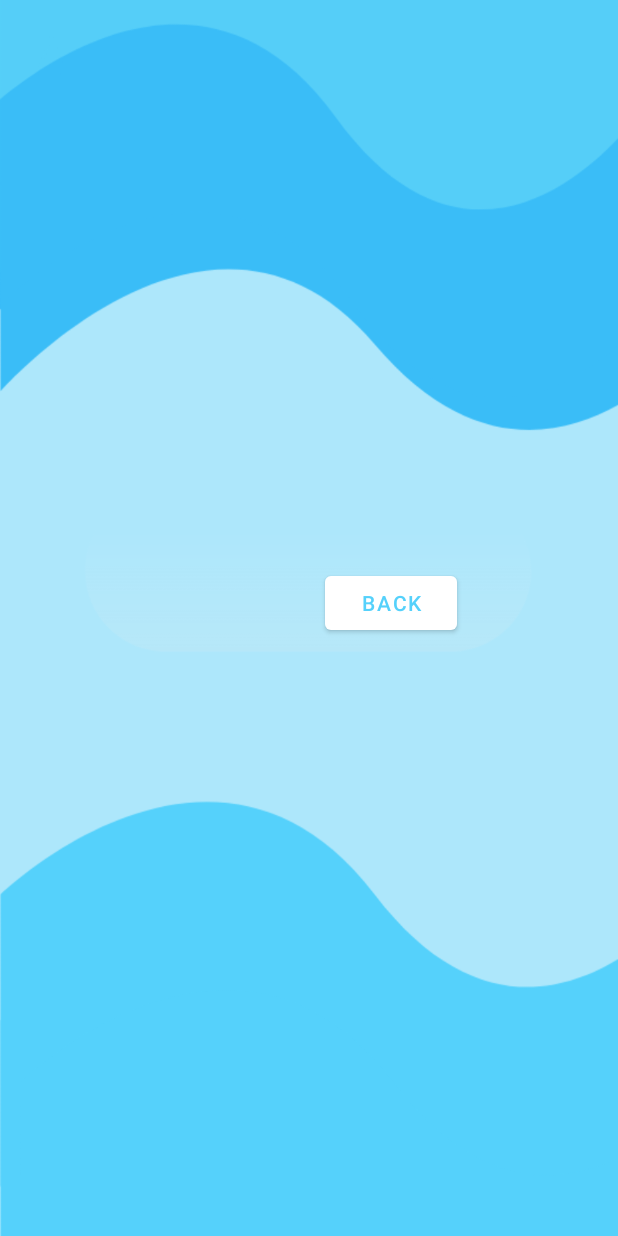
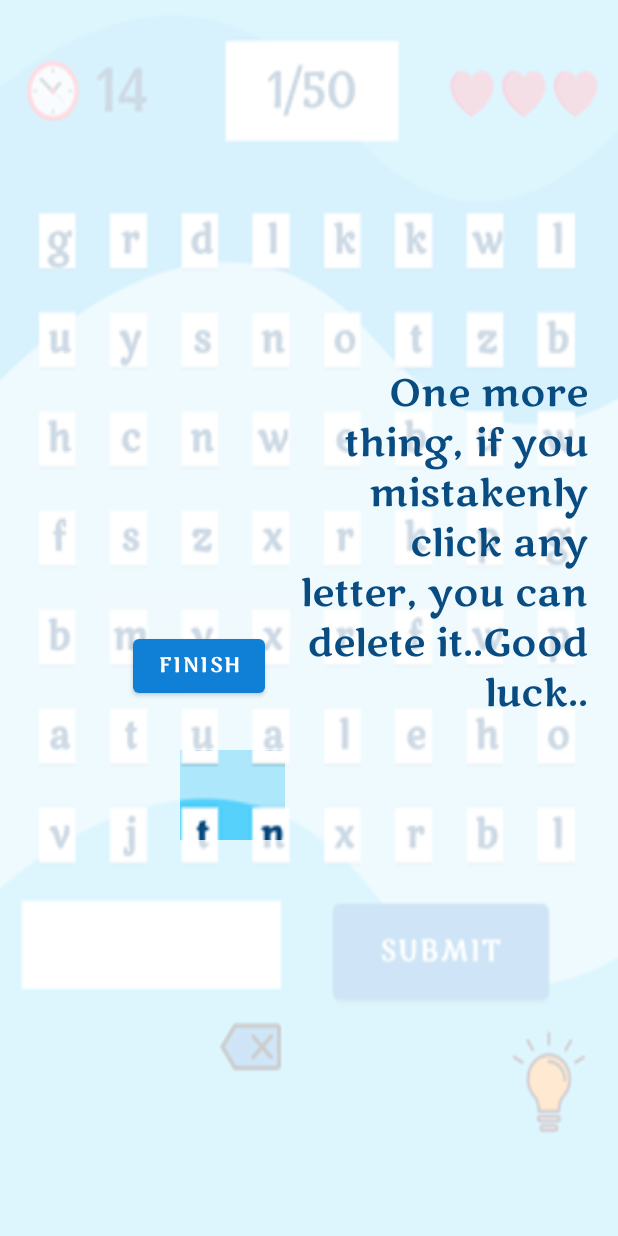
Before and after one commit to SamiaShashmi/Word-Hunt, an Android app: the Help7 screen opened directly, with no data from a screen before it, on a phone screen of 412 x 824 dp. Run offline under Robolectric (Android 15) with nearby library versions, the phone set to English and light mode, and no system bars.

Commit message:
instruction added

```diff
--- a/app/src/main/java/com/example/wordhunt/Help2.java
+++ b/app/src/main/java/com/example/wordhunt/Help2.java
@@ -18,7 +18,7 @@ public class Help2 extends AppCompatActivity {
         next.setOnClickListener(new View.OnClickListener() {
             @Override
             public void onClick(View view) {
-                Intent intent4 = new Intent( Help2.this,Help3.class);
+                Intent intent4 = new Intent( Help2.this,Help4.class);
                 startActivity(intent4);
             }
         });
--- a/app/src/main/java/com/example/wordhunt/Help3.java
+++ b/app/src/main/java/com/example/wordhunt/Help3.java
@@ -13,12 +13,12 @@ public class Help3 extends AppCompatActivity {
     @Override
     protected void onCreate(Bundle savedInstanceState) {
         super.onCreate(savedInstanceState);
-        setContentView(R.layout.activity_help3);
-        next=findViewById(R.id.next3);
+        setContentView(R.layout.activity_help2);
+        next=findViewById(R.id.next2);
         next.setOnClickListener(new View.OnClickListener() {
             @Override
             public void onClick(View view) {
-                Intent intent4 = new Intent(Help3.this, Help4.class);
+                Intent intent4 = new Intent( Help3.this,Help4.class);
                 startActivity(intent4);
             }
         });
--- a/app/src/main/res/layout/activity_help7.xml
+++ b/app/src/main/res/layout/activity_help7.xml
@@ -1,21 +1,65 @@
 <?xml version="1.0" encoding="utf-8"?>
-<RelativeLayout xmlns:android="http://schemas.android.com/apk/res/android"
+<LinearLayout xmlns:android="http://schemas.android.com/apk/res/android"
     xmlns:app="http://schemas.android.com/apk/res-auto"
     xmlns:tools="http://schemas.android.com/tools"
     android:layout_width="match_parent"
     android:layout_height="match_parent"
-    android:background="@drawable/background">
+    tools:context=".Help2"
+    android:background="@drawable/help_background"
+    android:orientation="vertical">
 
 
-    <Button
-        android:id="@+id/next7"
-        android:layout_width="wrap_content"
-        android:layout_height="wrap_content"
-        android:layout_alignParentEnd="true"
-        android:layout_alignParentBottom="true"
-        android:layout_marginEnd="107dp"
-        android:layout_marginBottom="398dp"
-        android:text="Back"
-        android:textColor="#55D1FB"
-        app:backgroundTint="#FFFFFF" />
-</RelativeLayout>
+
+    <LinearLayout
+        android:layout_width="match_parent"
+        android:layout_height="500dp"
+        android:background="@color/helpBackgound"
+        android:padding="20dp"
+        android:orientation="horizontal"
+        android:gravity="right">
+        <Button
+            android:id="@+id/next7"
+            android:layout_width="wrap_content"
+            android:layout_height="wrap_content"
+            android:text="Finish"
+            android:textColor="@color/white"
+            android:fontFamily="@font/marko_one"
+            app:backgroundTint="@color/button"
+            android:layout_marginTop="400dp"
+            />
+        <TextView
+            android:layout_width="200dp"
+            android:layout_height="wrap_content"
+            android:text="One more thing, if you mistakenly click any letter, you can delete it..Good luck.."
+            android:textSize="25dp"
+            android:textColor="@color/blue"
+            android:fontFamily="@font/marko_one"
+            android:gravity="right"
+            android:layout_gravity="bottom"
+            android:layout_marginLeft="15dp"
+            />
+
+    </LinearLayout>
+    <LinearLayout
+        android:layout_width="match_parent"
+        android:layout_height="60dp"
+        android:orientation="horizontal"
+        >
+        <TextView
+            android:layout_width="120dp"
+            android:layout_height="60dp"
+            android:background="@color/helpBackgound"
+            />
+        <TextView
+            android:layout_width="match_parent"
+            android:layout_height="60dp"
+            android:background="@color/helpBackgound"
+            android:gravity="right"
+            android:layout_marginLeft="70dp"/>
+    </LinearLayout>
+    <LinearLayout
+        android:layout_width="match_parent"
+        android:layout_height="match_parent"
+        android:background="@color/helpBackgound"/>
+
+</LinearLayout>
--- a/app/src/main/res/values/colors.xml
+++ b/app/src/main/res/values/colors.xml
@@ -10,5 +10,5 @@
     <color name="blue">#FF094C81</color>
     <color name="highlight">#6CC9F3</color>
     <color name="button">#107FD6</color>
-    <color name="helpBackgound">#b3ffffff</color>
+    <color name="helpBackgound">#ccffffff</color>
 </resources>
```
Also changed, not shown: app/src/main/res/layout/activity_help3.xml (+29 -15 lines), app/src/main/res/layout/activity_help4.xml (+38 -15 lines), app/src/main/res/layout/activity_help5.xml (+40 -15 lines), app/src/main/res/layout/activity_help6.xml (+45 -15 lines).
